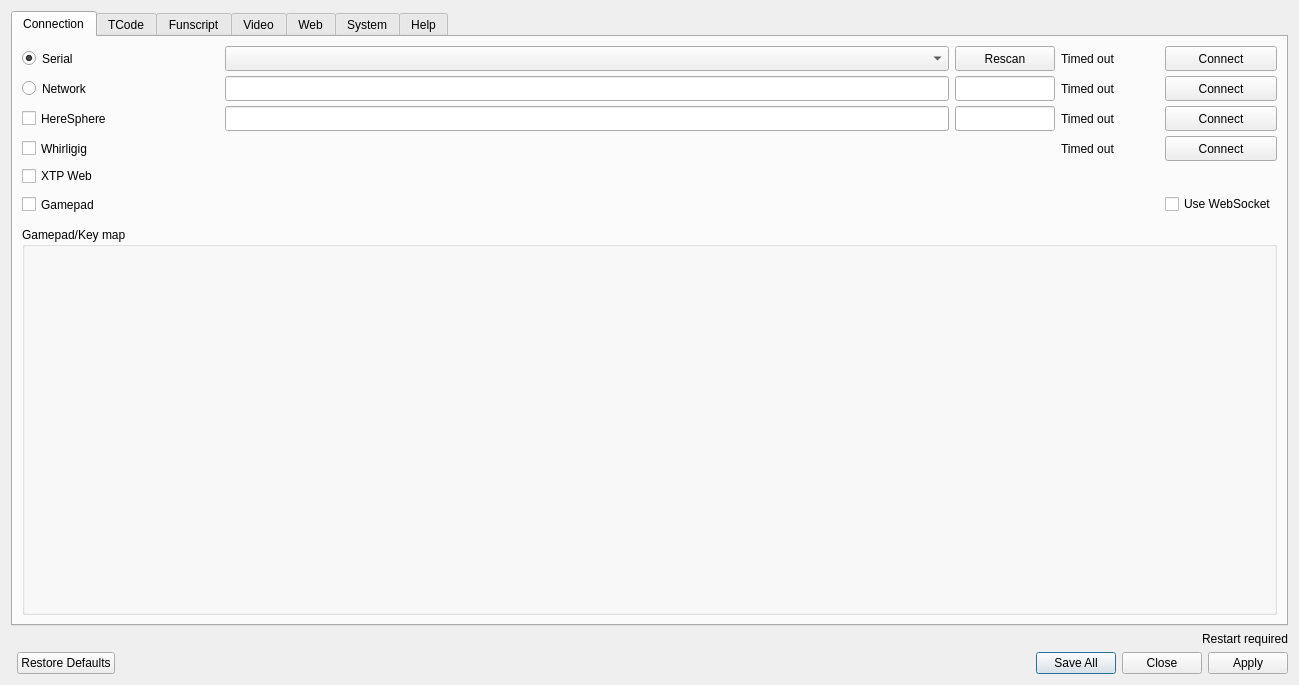
The window that src/settings.ui (jcfain/XTPlayer) describes before a commit, drawn with Qt 5.
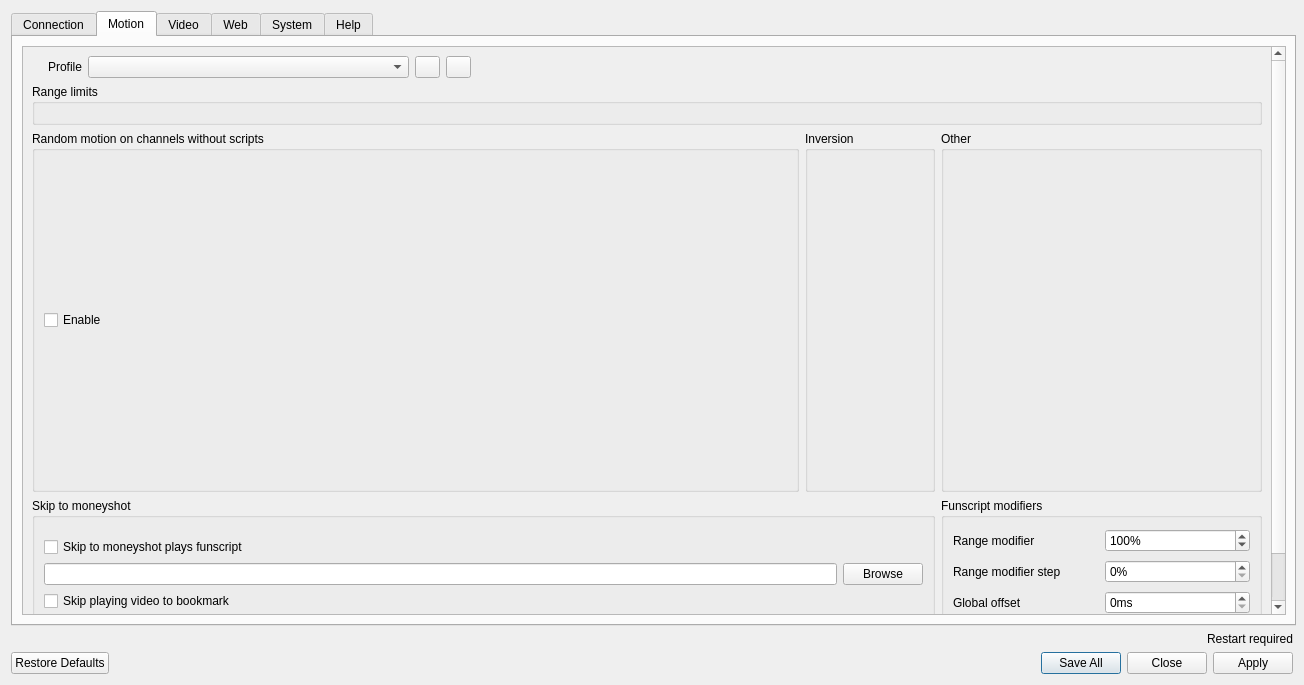
The same window after the commit. The open tabs and pages were chosen to show the change. Icons and pictures are not drawn.

Commit message: Adding channel profiles(migration needs some work)

Diff of the .ui file:
```diff
--- a/src/settings.ui
+++ b/src/settings.ui
@@ -6,10 +6,16 @@
    <rect>
     <x>0</x>
     <y>0</y>
-    <width>1299</width>
+    <width>1304</width>
     <height>685</height>
    </rect>
   </property>
+  <property name="minimumSize">
+   <size>
+    <width>1303</width>
+    <height>685</height>
+   </size>
+  </property>
   <property name="windowTitle">
    <string>Settings</string>
   </property>
@@ -20,24 +26,8 @@
   <property name="modal">
    <bool>true</bool>
   </property>
-  <layout class="QGridLayout" name="gridLayout_2" rowstretch="0,0,0,0,0,0,0,0,0">
-   <property name="sizeConstraint">
-    <enum>QLayout::SetNoConstraint</enum>
-   </property>
-   <item row="2" column="1">
-    <widget class="QLabel" name="restartRequiredLabel">
-     <property name="text">
-      <string>Restart required</string>
-     </property>
-     <property name="textFormat">
-      <enum>Qt::RichText</enum>
-     </property>
-     <property name="alignment">
-      <set>Qt::AlignRight|Qt::AlignTrailing|Qt::AlignVCenter</set>
-     </property>
-    </widget>
-   </item>
-   <item row="8" column="1">
+  <layout class="QGridLayout" name="gridLayout_2">
+   <item row="2" column="0">
     <widget class="QDialogButtonBox" name="buttonBox">
      <property name="orientation">
       <enum>Qt::Horizontal</enum>
@@ -50,17 +40,23 @@
      </property>
     </widget>
    </item>
-   <item row="1" column="0" colspan="2">
+   <item row="0" column="0">
     <widget class="QTabWidget" name="settingsTabWidget">
      <property name="enabled">
       <bool>true</bool>
      </property>
      <property name="sizePolicy">
       <sizepolicy hsizetype="Minimum" vsizetype="MinimumExpanding">
-       <horstretch>0</horstretch>
-       <verstretch>0</verstretch>
+       <horstretch>1</horstretch>
+       <verstretch>1</verstretch>
       </sizepolicy>
      </property>
+     <property name="minimumSize">
+      <size>
+       <width>1285</width>
+       <height>615</height>
+      </size>
+     </property>
      <property name="currentIndex">
       <number>0</number>
      </property>
@@ -426,12 +422,126 @@
        </item>
       </layout>
      </widget>
-     <widget class="QWidget" name="tcodeTab">
+     <widget class="QWidget" name="motionTab">
+      <property name="sizePolicy">
+       <sizepolicy hsizetype="Preferred" vsizetype="Preferred">
+        <horstretch>0</horstretch>
+        <verstretch>0</verstretch>
+       </sizepolicy>
+      </property>
+      <property name="minimumSize">
+       <size>
+        <width>1282</width>
+        <height>585</height>
+       </size>
+      </property>
       <attribute name="title">
-       <string>TCode</string>
+       <string>Motion</string>
       </attribute>
+      <layout class="QGridLayout" name="gridLayout_12">
+       <item row="0" column="0">
+        <widget class="QScrollArea" name="motionTabScrollArea">
+         <property name="sizePolicy">
+          <sizepolicy hsizetype="Expanding" vsizetype="Expanding">
+           <horstretch>0</horstretch>
+           <verstretch>0</verstretch>
+          </sizepolicy>
+         </property>
+         <property name="minimumSize">
+          <size>
+           <width>0</width>
+           <height>0</height>
+          </size>
+         </property>
+         <property name="widgetResizable">
+          <bool>true</bool>
+         </property>
+         <widget class="QWidget" name="scrollAreaWidgetContents">
+          <property name="geometry">
+           <rect>
+            <x>0</x>
+            <y>0</y>
+            <width>1248</width>
+            <height>732</height>
+           </rect>
+          </property>
+          <property name="sizePolicy">
+           <sizepolicy hsizetype="Expanding" vsizetype="Expanding">
+            <horstretch>0</horstretch>
+            <verstretch>0</verstretch>
+           </sizepolicy>
+          </property>
+          <property name="minimumSize">
+           <size>
+            <width>0</width>
+            <height>0</height>
+           </size>
+          </property>
+          <layout class="QGridLayout" name="gridLayout_7" rowstretch="0,0,0,0,0,0,0" columnminimumwidth="0,0,0,0,0,0,0">
+           <property name="sizeConstraint">
+            <enum>QLayout::SetNoConstraint</enum>
+           </property>
+           <item row="3" column="5">
+            <widget class="QGroupBox" name="groupBox_2">
+             <property name="minimumSize">
+              <size>
+               <width>0</width>
+               <height>361</height>
+              </size>
+             </property>
+             <property name="maximumSize">
+              <size>
+               <width>130</width>
+               <height>16777215</height>
+              </size>
+             </property>
+             <property name="title">
+              <string>Inversion</string>
+             </property>
+             <layout class="QGridLayout" name="gridLayout_10">
+              <item row="0" column="0">
+               <layout class="QGridLayout" name="FunscriptSettingsGrid"/>
+              </item>
+             </layout>
+            </widget>
+           </item>
+           <item row="1" column="0" colspan="7">
+            <widget class="QGroupBox" name="rangeLimitGroupbox">
+             <property name="sizePolicy">
+              <sizepolicy hsizetype="Expanding" vsizetype="MinimumExpanding">
+               <horstretch>1</horstretch>
+               <verstretch>1</verstretch>
+              </sizepolicy>
+             </property>
+             <property name="minimumSize">
+              <size>
+               <width>0</width>
+               <height>150</height>
+              </size>
+             </property>
+             <property name="title">
+              <string>Range limits</string>
+             </property>
       <layout class="QGridLayout" name="gridLayout_3">
-       <item row="0" column="0">
+              <property name="sizeConstraint">
+               <enum>QLayout::SetMinimumSize</enum>
+              </property>
+              <property name="leftMargin">
+               <number>9</number>
+              </property>
+              <property name="topMargin">
+               <number>9</number>
+              </property>
+              <property name="rightMargin">
+               <number>9</number>
+              </property>
+              <property name="bottomMargin">
+               <number>9</number>
+              </property>
+              <property name="spacing">
+               <number>0</number>
+              </property>
+              <item row="1" column="0">
         <layout class="QGridLayout" name="RangeSettingsGrid">
          <property name="sizeConstraint">
           <enum>QLayout::SetMinimumSize</enum>
@@ -446,34 +556,74 @@
        </item>
       </layout>
      </widget>
-     <widget class="QWidget" name="funscriptTab">
-      <attribute name="title">
-       <string>Funscript</string>
-      </attribute>
-      <widget class="QGroupBox" name="groupBox">
-       <property name="geometry">
-        <rect>
-         <x>10</x>
-         <y>20</y>
-         <width>851</width>
+           </item>
+           <item row="0" column="0">
+            <widget class="QLabel" name="label_3">
+             <property name="maximumSize">
+              <size>
+               <width>50</width>
+               <height>16777215</height>
+              </size>
+             </property>
+             <property name="text">
+              <string>Profile</string>
+             </property>
+             <property name="alignment">
+              <set>Qt::AlignRight|Qt::AlignTrailing|Qt::AlignVCenter</set>
+             </property>
+            </widget>
+           </item>
+           <item row="0" column="2">
+            <widget class="QPushButton" name="pushButton">
+             <property name="minimumSize">
+              <size>
+               <width>25</width>
+               <height>0</height>
+              </size>
+             </property>
+             <property name="maximumSize">
+              <size>
+               <width>25</width>
+               <height>16777215</height>
+              </size>
+             </property>
+             <property name="toolTip">
+              <string>Add profile</string>
+             </property>
+             <property name="text">
+              <string/>
+             </property>
+             <property name="icon">
+              <iconset resource="icons.qrc">
+               <normaloff>:/images/icons/icons8-plus-48.png</normaloff>:/images/icons/icons8-plus-48.png</iconset>
+             </property>
+             <property name="flat">
+              <bool>false</bool>
+             </property>
+            </widget>
+           </item>
+           <item row="3" column="0" colspan="5">
+            <widget class="QGroupBox" name="randomMotionGroupbox">
+             <property name="sizePolicy">
+              <sizepolicy hsizetype="MinimumExpanding" vsizetype="Expanding">
+               <horstretch>0</horstretch>
+               <verstretch>0</verstretch>
+              </sizepolicy>
+             </property>
+             <property name="minimumSize">
+              <size>
+               <width>0</width>
          <height>361</height>
-        </rect>
+              </size>
        </property>
        <property name="title">
         <string>Random motion on channels without scripts</string>
        </property>
-       <widget class="QWidget" name="gridLayoutWidget">
-        <property name="geometry">
-         <rect>
-          <x>10</x>
-          <y>30</y>
-          <width>831</width>
-          <height>321</height>
-         </rect>
-        </property>
+             <layout class="QGridLayout" name="gridLayout_11">
+              <item row="0" column="0">
         <layout class="QGridLayout" name="MultiplierSettingsGrid" rowstretch="0">
          <property name="sizeConstraint">
-          <enum>QLayout::SetDefaultConstraint</enum>
+                 <enum>QLayout::SetMinimumSize</enum>
          </property>
          <item row="0" column="0">
           <widget class="QCheckBox" name="enableMultiplierCheckbox">
@@ -486,53 +636,26 @@
           </widget>
          </item>
         </layout>
-       </widget>
-      </widget>
-      <widget class="QGroupBox" name="groupBox_2">
-       <property name="geometry">
-        <rect>
-         <x>870</x>
-         <y>20</y>
-         <width>131</width>
-         <height>361</height>
-        </rect>
-       </property>
-       <property name="title">
-        <string>Inversion</string>
-       </property>
-       <widget class="QWidget" name="gridLayoutWidget_2">
-        <property name="geometry">
-         <rect>
-          <x>10</x>
-          <y>30</y>
-          <width>111</width>
-          <height>321</height>
-         </rect>
-        </property>
-        <layout class="QGridLayout" name="FunscriptSettingsGrid"/>
-       </widget>
-      </widget>
+              </item>
+             </layout>
+            </widget>
+           </item>
+           <item row="0" column="1">
+            <widget class="QComboBox" name="channelProfilesComboBox"/>
+           </item>
+           <item row="4" column="0" colspan="6">
       <widget class="QGroupBox" name="skipToMoneyShotGroupbox">
-       <property name="geometry">
-        <rect>
-         <x>10</x>
-         <y>390</y>
-         <width>631</width>
+             <property name="minimumSize">
+              <size>
+               <width>0</width>
          <height>161</height>
-        </rect>
+              </size>
        </property>
        <property name="title">
         <string>Skip to moneyshot</string>
        </property>
-       <widget class="QWidget" name="formLayoutWidget_2">
-        <property name="geometry">
-         <rect>
-          <x>10</x>
-          <y>30</y>
-          <width>611</width>
-          <height>127</height>
-         </rect>
-        </property>
+             <layout class="QGridLayout" name="gridLayout_8">
+              <item row="0" column="0">
         <layout class="QGridLayout" name="skipToMoneyShotGrid">
          <item row="1" column="0">
           <widget class="QLineEdit" name="skipToMoneyShotFunscriptLineEdit"/>
@@ -578,43 +701,30 @@
           </widget>
          </item>
         </layout>
-       </widget>
-      </widget>
-      <widget class="QSpinBox" name="finscriptModifierSpinBox">
-       <property name="geometry">
-        <rect>
-         <x>780</x>
-         <y>410</y>
-         <width>111</width>
-         <height>22</height>
-        </rect>
-       </property>
-       <property name="toolTip">
-        <string>Increases/Decreases the funscript range
-THIS VALUE WILL BR RESET ON SCRIPT CHANGE!</string>
-       </property>
-       <property name="suffix">
-        <string>%</string>
-       </property>
-       <property name="minimum">
-        <number>1</number>
-       </property>
-       <property name="maximum">
-        <number>500</number>
-       </property>
-       <property name="value">
-        <number>100</number>
-       </property>
-      </widget>
+              </item>
+             </layout>
+            </widget>
+           </item>
+           <item row="4" column="6">
+            <widget class="QGroupBox" name="funscriptModifierGroupbox">
+             <property name="minimumSize">
+              <size>
+               <width>0</width>
+               <height>161</height>
+              </size>
+             </property>
+             <property name="maximumSize">
+              <size>
+               <width>16777215</width>
+               <height>16777215</height>
+              </size>
+             </property>
+             <property name="title">
+              <string>Funscript modifiers</string>
+             </property>
+             <layout class="QGridLayout" name="gridLayout_9">
+              <item row="0" column="0">
       <widget class="QLabel" name="funscriptModifierLabel">
-       <property name="geometry">
-        <rect>
-         <x>660</x>
-         <y>410</y>
-         <width>111</width>
-         <height>21</height>
-        </rect>
-       </property>
        <property name="toolTip">
         <string>Increases/Decreases the funscript range\n
 THIS VALUE WILL BR RESET ON SCRIPT CHANGE!</string>
@@ -623,31 +733,29 @@
         <string>Range modifier</string>
        </property>
       </widget>
-      <widget class="QSpinBox" name="rangeModifierStepSpinBox">
-       <property name="geometry">
-        <rect>
-         <x>780</x>
-         <y>440</y>
-         <width>111</width>
-         <height>22</height>
-        </rect>
-       </property>
+              </item>
+              <item row="0" column="1">
+               <widget class="QSpinBox" name="finscriptModifierSpinBox">
        <property name="toolTip">
-        <string>This sets the step for when changing the range modifier value in from a gamepad or keyboard.</string>
+                 <string>Increases/Decreases the funscript range
+THIS VALUE WILL BR RESET ON SCRIPT CHANGE!</string>
        </property>
        <property name="suffix">
         <string>%</string>
        </property>
-      </widget>
-      <widget class="QLabel" name="label_5">
-       <property name="geometry">
-        <rect>
-         <x>660</x>
-         <y>440</y>
-         <width>111</width>
-         <height>21</height>
-        </rect>
-       </property>
+                <property name="minimum">
+                 <number>1</number>
+                </property>
+                <property name="maximum">
+                 <number>500</number>
+                </property>
+                <property name="value">
+                 <number>100</number>
+                </property>
+               </widget>
+              </item>
+              <item row="1" column="0">
+               <widget class="QLabel" name="rangMpdifierStepLabel">
        <property name="toolTip">
         <string>This sets the step for when changing the range modifier value in from a gamepad or keyboard.</string>
        </property>
@@ -655,47 +763,19 @@
         <string>Range modifier step</string>
        </property>
       </widget>
-      <widget class="QSpinBox" name="offsetSpinboxStep">
-       <property name="geometry">
-        <rect>
-         <x>780</x>
-         <y>500</y>
-         <width>111</width>
-         <height>22</height>
-        </rect>
-       </property>
+              </item>
+              <item row="1" column="1">
+               <widget class="QSpinBox" name="rangeModifierStepSpinBox">
        <property name="toolTip">
         <string>This sets the step for when changing the range modifier value in from a gamepad or keyboard.</string>
        </property>
        <property name="suffix">
-        <string>ms</string>
-       </property>
-      </widget>
-      <widget class="QLabel" name="label_6">
-       <property name="geometry">
-        <rect>
-         <x>660</x>
-         <y>500</y>
-         <width>111</width>
-         <height>21</height>
-        </rect>
-       </property>
-       <property name="toolTip">
-        <string>This sets the step for when changing the rang modifier value in from a gamepad or keyboard.</string>
-       </property>
-       <property name="text">
-        <string>Offset step</string>
-       </property>
-      </widget>
-      <widget class="QLabel" name="label_7">
-       <property name="geometry">
-        <rect>
-         <x>660</x>
-         <y>470</y>
-         <width>111</width>
-         <height>21</height>
-        </rect>
-       </property>
+                 <string>%</string>
+                </property>
+               </widget>
+              </item>
+              <item row="2" column="0">
+               <widget class="QLabel" name="globalOffsetLabel">
        <property name="toolTip">
         <string>This sets the offset for all scripts unless the script has its own offset value.</string>
        </property>
@@ -703,15 +783,9 @@
         <string>Global offset</string>
        </property>
       </widget>
+              </item>
+              <item row="2" column="1">
       <widget class="QSpinBox" name="offsetSpinbox">
-       <property name="geometry">
-        <rect>
-         <x>780</x>
-         <y>470</y>
-         <width>111</width>
-         <height>22</height>
-        </rect>
-       </property>
        <property name="toolTip">
         <string>This sets the offset for all scripts unless the script has its own offset value.</string>
        </property>
@@ -722,6 +796,73 @@
         <number>98</number>
        </property>
       </widget>
+              </item>
+              <item row="3" column="0">
+               <widget class="QLabel" name="o">
+                <property name="toolTip">
+                 <string>This sets the step for when changing the rang modifier value in from a gamepad or keyboard.</string>
+                </property>
+                <property name="text">
+                 <string>Offset step</string>
+                </property>
+               </widget>
+              </item>
+              <item row="3" column="1">
+               <widget class="QSpinBox" name="offsetSpinboxStep">
+                <property name="toolTip">
+                 <string>This sets the step for when changing the range modifier value in from a gamepad or keyboard.</string>
+                </property>
+                <property name="suffix">
+                 <string>ms</string>
+                </property>
+               </widget>
+              </item>
+             </layout>
+            </widget>
+           </item>
+           <item row="3" column="6">
+            <widget class="QGroupBox" name="motionOtherGroupBox">
+             <property name="title">
+              <string>Other</string>
+             </property>
+             <layout class="QGridLayout" name="gridLayout_13">
+              <item row="0" column="0">
+               <layout class="QGridLayout" name="otherMotionGridLayout"/>
+              </item>
+             </layout>
+            </widget>
+           </item>
+           <item row="0" column="3">
+            <widget class="QPushButton" name="deleteProfileButton">
+             <property name="minimumSize">
+              <size>
+               <width>25</width>
+               <height>0</height>
+              </size>
+             </property>
+             <property name="maximumSize">
+              <size>
+               <width>25</width>
+               <height>16777215</height>
+              </size>
+             </property>
+             <property name="toolTip">
+              <string>Delete profile</string>
+             </property>
+             <property name="text">
+              <string/>
+             </property>
+             <property name="icon">
+              <iconset resource="icons.qrc">
+               <normaloff>:/images/icons/minus.png</normaloff>:/images/icons/minus.png</iconset>
+             </property>
+            </widget>
+           </item>
+          </layout>
+         </widget>
+        </widget>
+       </item>
+      </layout>
      </widget>
      <widget class="QWidget" name="videoTab">
       <attribute name="title">
@@ -1222,15 +1363,8 @@
       <attribute name="title">
        <string>Help</string>
       </attribute>
-      <widget class="QWidget" name="formLayoutWidget_3">
-       <property name="geometry">
-        <rect>
-         <x>9</x>
-         <y>9</y>
-         <width>1221</width>
-         <height>571</height>
-        </rect>
-       </property>
+      <layout class="QGridLayout" name="gridLayout_15">
+       <item row="0" column="0">
        <layout class="QFormLayout" name="formLayout_3">
         <item row="1" column="0">
          <widget class="QPushButton" name="openDeoPDFButton">
@@ -1247,8 +1381,59 @@
          </widget>
         </item>
        </layout>
-      </widget>
-     </widget>
+       </item>
+      </layout>
+     </widget>
+    </widget>
+   </item>
+   <item row="1" column="0">
+    <widget class="QLabel" name="restartRequiredLabel">
+     <property name="palette">
+      <palette>
+       <active>
+        <colorrole role="Text">
+         <brush brushstyle="SolidPattern">
+          <color alpha="255">
+           <red>208</red>
+           <green>0</green>
+           <blue>3</blue>
+          </color>
+         </brush>
+        </colorrole>
+       </active>
+       <inactive>
+        <colorrole role="Text">
+         <brush brushstyle="SolidPattern">
+          <color alpha="255">
+           <red>208</red>
+           <green>208</green>
+           <blue>208</blue>
+          </color>
+         </brush>
+        </colorrole>
+       </inactive>
+       <disabled>
+        <colorrole role="Text">
+         <brush brushstyle="SolidPattern">
+          <color alpha="96">
+           <red>164</red>
+           <green>166</green>
+           <blue>168</blue>
+          </color>
+         </brush>
+        </colorrole>
+       </disabled>
+      </palette>
+     </property>
+     <property name="text">
+      <string>Restart required</string>
+     </property>
+     <property name="textFormat">
+      <enum>Qt::RichText</enum>
+     </property>
+     <property name="alignment">
+      <set>Qt::AlignRight|Qt::AlignTrailing|Qt::AlignVCenter</set>
+     </property>
     </widget>
    </item>
   </layout>
```
Lines whose indentation alone changed are shown as unchanged. The commit also changes 11 other files.
